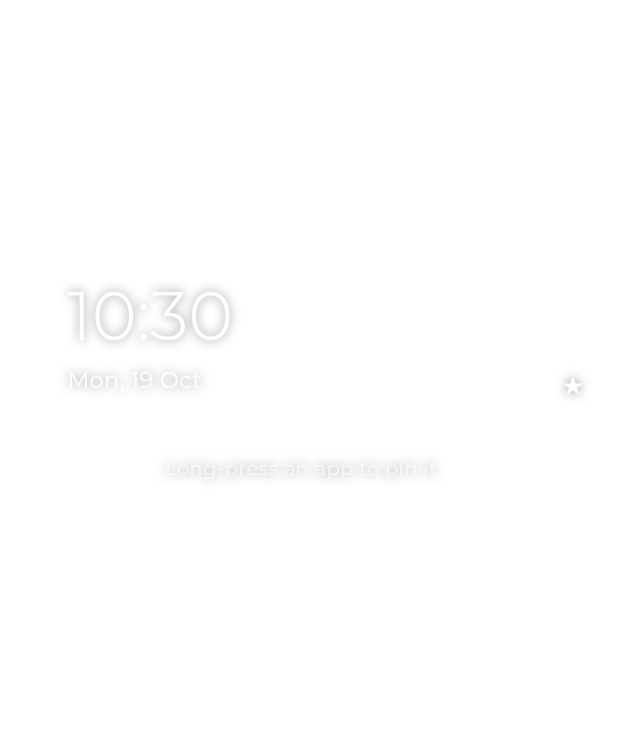
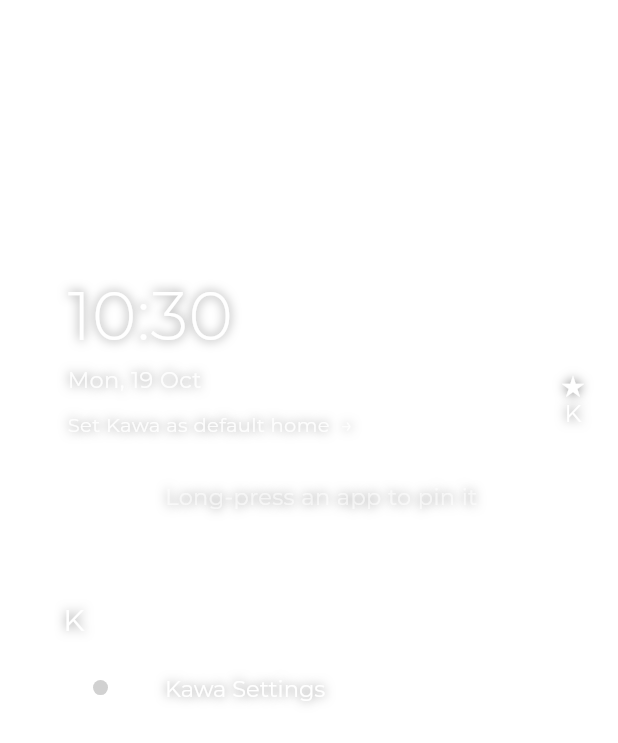
Before and after one commit to abduvaliy-engineer/kawa-android-app, a Flutter app: the screen it shows after launch, on a phone screen of 412 x 824 dp. Shown: the top 743 px of the screen. Run offline on Flutter 3.47's test engine with Material 3 defaults, Android fonts, the phone set to English and light mode, and no system bars; project files that could hold a hidden picture were left out.

Commit message:
v0.2.1: Settings (default Home via RoleManager, system picker fallback), fix first rail drag lost after cold start (Listener instead of pan arena), Montserrat on labels, hint layout

```diff
--- a/lib/glance.dart
+++ b/lib/glance.dart
@@ -84,6 +84,17 @@ class _GlanceState extends State<Glance> {
                   ),
                 ),
             ]),
+            if (!widget.model.isDefaultHome)
+              GestureDetector(
+                onTap: Native.requestDefaultHome,
+                behavior: HitTestBehavior.opaque,
+                child: Padding(
+                  padding: const EdgeInsets.only(top: 10),
+                  child: Text('Set Kawa as default home  →',
+                      style: kDate.copyWith(
+                          fontSize: 13, fontWeight: FontWeight.w500)),
+                ),
+              ),
           ],
         ),
       ),
--- a/lib/home.dart
+++ b/lib/home.dart
@@ -5,6 +5,7 @@ import 'apps_model.dart';
 import 'glance.dart';
 import 'native.dart';
 import 'rail.dart';
+import 'settings.dart';
 import 'style.dart';
 
 /// One row of the App List: a letter header or an app.
@@ -98,7 +99,17 @@ class _HomeScreenState extends State<HomeScreen> {
     }
   }
 
+  void _openSettings() {
+    _closeSearch();
+    Navigator.of(context).push(MaterialPageRoute<void>(
+        builder: (_) => SettingsScreen(model: model)));
+  }
+
   void _launch(AppEntry a) {
+    if (a.component == Native.settingsComponent) {
+      _openSettings();
+      return;
+    }
     Native.launch(a.component);
     if (_searching) {
       Future.delayed(const Duration(milliseconds: 400), _closeSearch);
@@ -158,9 +169,20 @@ class _HomeScreenState extends State<HomeScreen> {
     _scroll.jumpTo(target.clamp(0.0, _scroll.position.maxScrollExtent));
   }
 
+  /// The system took the touch (e.g. a back gesture): just reset.
+  void _railCancel() => setState(() {
+        _railLetter = null;
+        _bendY = null;
+        _hover = null;
+      });
+
   // ── App Menu ────────────────────────────────────────────────────────────
 
   void _menu(AppEntry a) {
+    if (a.component == Native.settingsComponent) {
+      _openSettings();
+      return;
+    }
     HapticFeedback.mediumImpact();
     final fav = model.isFavorite(a.package);
     showModalBottomSheet<void>(
@@ -231,7 +253,7 @@ class _HomeScreenState extends State<HomeScreen> {
           }
         });
         _sectionTop = tops;
-        _listStart = glanceH + favs.length * kRow + kGap;
+        _listStart = glanceH + (favs.isEmpty ? 1 : favs.length) * kRow + kGap;
         final touching = _railLetter != null;
 
         return PopScope(
@@ -261,12 +283,14 @@ class _HomeScreenState extends State<HomeScreen> {
                       top: geo.top,
                       width: kRailHit,
                       height: geo.bottom - geo.top,
-                      child: GestureDetector(
+                      // Raw pointer events, no gesture arena: the arena dropped
+                      // every move of the first drag after a cold start.
+                      child: Listener(
                         behavior: HitTestBehavior.opaque,
-                        onPanDown: (d) => _railAt(d.globalPosition),
-                        onPanUpdate: (d) => _railAt(d.globalPosition),
-                        onPanEnd: (_) => _railEnd(),
-                        onPanCancel: _railEnd,
+                        onPointerDown: (e) => _railAt(e.position),
+                        onPointerMove: (e) => _railAt(e.position),
+                        onPointerUp: (_) => _railEnd(),
+                        onPointerCancel: (_) => _railCancel(),
                       ),
                     ),
                   ]),
@@ -290,7 +314,15 @@ class _HomeScreenState extends State<HomeScreen> {
             parent: ClampingScrollPhysics()),
         slivers: [
           SliverToBoxAdapter(
-            child: SizedBox(height: glanceH, child: Glance(model: model)),
+            // Long-press the empty Glance area for Settings.
+            child: GestureDetector(
+              behavior: HitTestBehavior.opaque,
+              onLongPress: () {
+                HapticFeedback.mediumImpact();
+                _openSettings();
+              },
+              child: SizedBox(height: glanceH, child: Glance(model: model)),
+            ),
           ),
           SliverFixedExtentList(
             itemExtent: kRow,
@@ -299,19 +331,21 @@ class _HomeScreenState extends State<HomeScreen> {
               childCount: favs.length,
             ),
           ),
-          SliverToBoxAdapter(
-            child: SizedBox(
-              height: kGap,
-              child: favs.isEmpty
-                  ? Padding(
-                      padding: const EdgeInsets.only(left: kLabelX),
-                      child: Text('Long-press an app to pin it',
-                          style: kLabel.copyWith(
-                              fontSize: 13, color: const Color(0x99FFFFFF))),
-                    )
-                  : null,
+          if (favs.isEmpty)
+            SliverToBoxAdapter(
+              child: SizedBox(
+                height: kRow,
+                child: Padding(
+                  padding: const EdgeInsets.only(
+                      left: kLabelX, right: kRailHit, top: 18),
+                  child: Text('Long-press an app to pin it',
+                      maxLines: 1,
+                      overflow: TextOverflow.ellipsis,
+                      style: kLabel.copyWith(color: const Color(0x99FFFFFF))),
+                ),
+              ),
             ),
-          ),
+          const SliverToBoxAdapter(child: SizedBox(height: kGap)),
           SliverVariedExtentList(
             itemExtentBuilder: (i, _) => rows[i].extent,
             delegate: SliverChildBuilderDelegate(
--- a/lib/native.dart
+++ b/lib/native.dart
@@ -23,7 +23,8 @@ class Native {
   static const _e = EventChannel('kawa/events');
 
   /// 'apps' (installed/removed/changed), 'alarm' (next alarm changed),
-  /// 'home' (home button pressed while Kawa is the top activity).
+  /// 'home' (home button pressed while Kawa is the top activity),
+  /// 'role' (the default Home app may have changed).
   static final Stream<String> events =
       _e.receiveBroadcastStream().map((e) => e as String).asBroadcastStream();
 
@@ -56,6 +57,20 @@ class Native {
     return t == null ? null : DateTime.fromMillisecondsSinceEpoch(t);
   }
 
+  /// Pseudo-app in the App List that opens Kawa's own Settings.
+  static const settingsComponent = 'kawa:settings';
+
+  static Future<bool> isDefaultHome() async =>
+      await _m.invokeMethod<bool>('isDefaultHome') ?? false;
+
+  /// Asks Android to make Kawa the Home; if it already is, opens the system
+  /// Home picker so the user can switch to another launcher.
+  static Future<void> requestDefaultHome() =>
+      _m.invokeMethod('requestDefaultHome');
+
+  static Future<String> version() async =>
+      await _m.invokeMethod<String>('version') ?? '?';
+
   static Future<void> openClock() => _m.invokeMethod('openClock');
   static Future<void> openAlarms() => _m.invokeMethod('openAlarms');
 }
--- a/lib/style.dart
+++ b/lib/style.dart
@@ -11,22 +11,26 @@ const kHeaderX = 42.0; // left edge of header letters
 const kRailRight = 30.0; // rail letter centre, from the right edge
 const kRailHit = 64.0; // touch strip width on the right edge
 
+/// Set on every style: a style given to AnimatedDefaultTextStyle replaces the
+/// theme's font instead of merging with it (labels fell back to Roboto).
+const kFont = 'Montserrat';
+
 const _shadow = [Shadow(blurRadius: 8, color: Color(0x80000000))];
 
 const kLabel = TextStyle(
-    fontSize: 15, fontWeight: FontWeight.w400, color: Colors.white,
+    fontFamily: kFont, fontSize: 15, fontWeight: FontWeight.w400, color: Colors.white,
     shadows: _shadow);
 const kHeaderText = TextStyle(
-    fontSize: 20, fontWeight: FontWeight.w500, color: Colors.white,
+    fontFamily: kFont, fontSize: 20, fontWeight: FontWeight.w500, color: Colors.white,
     height: 1.0, shadows: _shadow);
 const kClock = TextStyle(
-    fontSize: 45, fontWeight: FontWeight.w300, color: Colors.white,
+    fontFamily: kFont, fontSize: 45, fontWeight: FontWeight.w300, color: Colors.white,
     height: 1.0, shadows: _shadow);
 const kDate = TextStyle(
-    fontSize: 15, fontWeight: FontWeight.w400, color: Color(0xE6FFFFFF),
+    fontFamily: kFont, fontSize: 15, fontWeight: FontWeight.w400, color: Color(0xE6FFFFFF),
     shadows: _shadow);
 const kRailText = TextStyle(
-    fontSize: 16, fontWeight: FontWeight.w400, color: Colors.white,
+    fontFamily: kFont, fontSize: 16, fontWeight: FontWeight.w400, color: Colors.white,
     height: 1.0, shadows: _shadow);
 const kDotColor = Color(0xB3BDBDBD);
 const kBubble = Color(0xFFC8C8C8);
```
Also changed, not shown: lib/apps_model.dart (+17 -2 lines), lib/settings.dart (added, +91 -0 lines), 3 other files.
